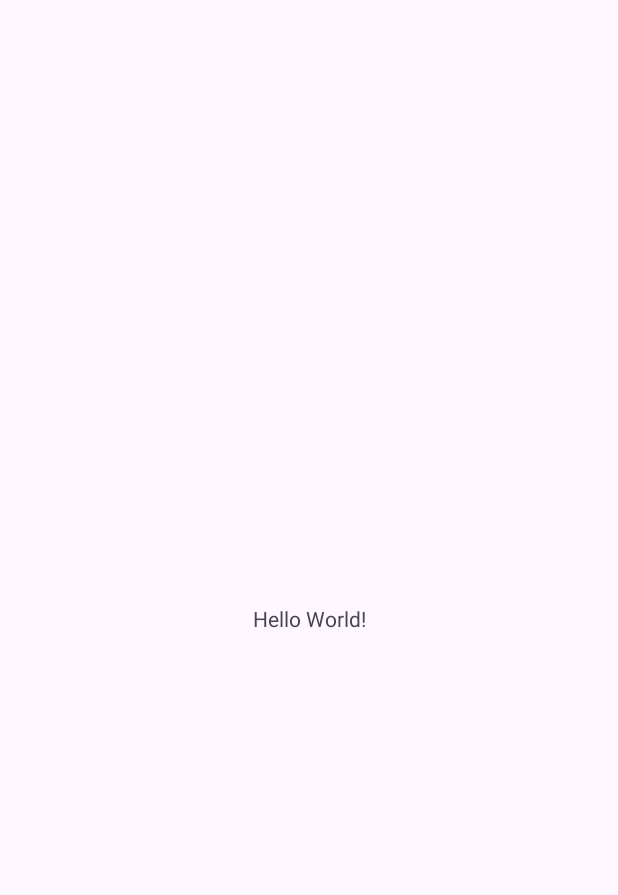
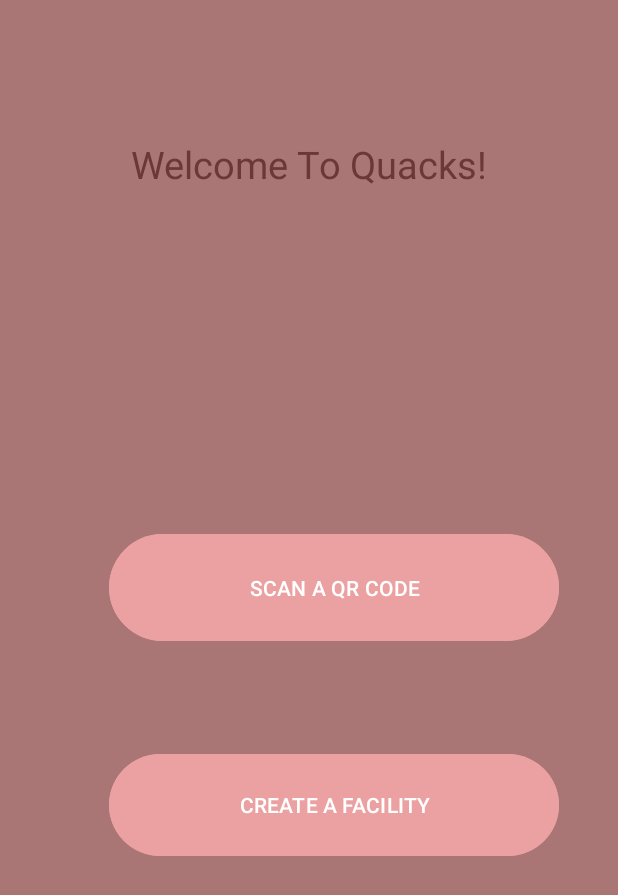
Before and after one commit to The-Quacks/quacks-app, an Android app: the screen it shows after launch (MainActivity), on a phone screen of 412 x 824 dp. Before the commit the part shown is almost empty. Shown: the top 895 px of the screen. Run offline under Robolectric (Android 15) with nearby library versions, the phone set to English and light mode, and no system bars.

```diff
--- a/app/src/main/res/layout/activity_main.xml
+++ b/app/src/main/res/layout/activity_main.xml
@@ -5,15 +5,48 @@
     android:id="@+id/main"
     android:layout_width="match_parent"
     android:layout_height="match_parent"
+    android:background="#A97575"
+    android:foregroundTint="#D99F9F"
+    android:visibility="visible"
     tools:context=".MainActivity">
 
     <TextView
         android:layout_width="wrap_content"
         android:layout_height="wrap_content"
-        android:text="Hello World!"
-        app:layout_constraintBottom_toBottomOf="parent"
+        android:layout_marginTop="92dp"
+        android:text="Welcome To Quacks!"
+        android:textColor="#6B3737"
+        android:textSize="25sp"
         app:layout_constraintEnd_toEndOf="parent"
         app:layout_constraintStart_toStartOf="parent"
         app:layout_constraintTop_toTopOf="parent" />
 
+    <Button
+        android:id="@+id/QR_CODE"
+        android:layout_width="300dp"
+        android:layout_height="79dp"
+        android:backgroundTint="@color/button"
+        android:text="SCAN A QR CODE"
+        android:textColor="@android:color/white"
+        app:layout_constraintBottom_toBottomOf="parent"
+        app:layout_constraintEnd_toEndOf="parent"
+        app:layout_constraintHorizontal_bias="0.648"
+        app:layout_constraintStart_toStartOf="parent"
+        app:layout_constraintTop_toTopOf="parent"
+        app:layout_constraintVertical_bias="0.473" />
+
+    <Button
+        android:id="@+id/CREATE_FACILITY"
+        android:layout_width="300dp"
+        android:layout_height="76dp"
+        android:backgroundTint="@color/button"
+        android:text="CREATE A FACILITY"
+        android:textColor="@android:color/white"
+        app:layout_constraintBottom_toBottomOf="parent"
+        app:layout_constraintEnd_toEndOf="parent"
+        app:layout_constraintHorizontal_bias="0.648"
+        app:layout_constraintStart_toStartOf="parent"
+        app:layout_constraintTop_toBottomOf="@+id/QR_CODE"
+        app:layout_constraintVertical_bias="0.213" />
+
 </androidx.constraintlayout.widget.ConstraintLayout>
--- a/app/src/main/res/values/colors.xml
+++ b/app/src/main/res/values/colors.xml
@@ -2,4 +2,7 @@
 <resources>
     <color name="black">#FF000000</color>
     <color name="white">#FFFFFFFF</color>
+    <color name="text">#6B3737</color>
+    <color name="background">#A97575</color>
+    <color name="button">#EBA1A1</color>
 </resources>
```
